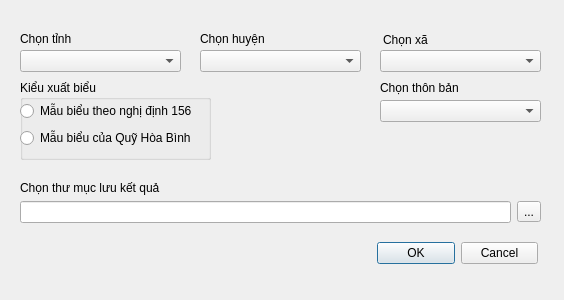
This is forms/Dlg_XuatBieuNhom1.ui in IFEERnD/Q5Pfes as Qt 5 draws it before an edit. The edited form follows.
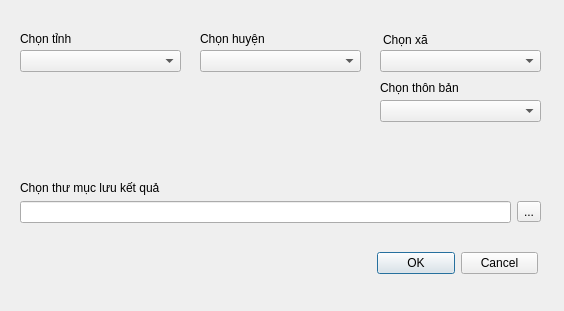
This is the edited form.

What changed in the file:
```diff
--- a/forms/Dlg_XuatBieuNhom1.ui
+++ b/forms/Dlg_XuatBieuNhom1.ui
@@ -7,7 +7,7 @@
     <x>0</x>
     <y>0</y>
     <width>564</width>
-    <height>300</height>
+    <height>311</height>
    </rect>
   </property>
   <property name="windowTitle">
@@ -121,7 +121,7 @@
    <property name="geometry">
     <rect>
      <x>377</x>
-     <y>240</y>
+     <y>250</y>
      <width>161</width>
      <height>26</height>
     </rect>
@@ -143,45 +143,6 @@
     </item>
    </layout>
   </widget>
-  <widget class="QGroupBox" name="groupBox">
-   <property name="geometry">
-    <rect>
-     <x>20</x>
-     <y>80</y>
-     <width>191</width>
-     <height>80</height>
-    </rect>
-   </property>
-   <property name="title">
-    <string>Kiểu xuất biểu</string>
-   </property>
-   <widget class="QWidget" name="verticalLayoutWidget">
-    <property name="geometry">
-     <rect>
-      <x>0</x>
-      <y>20</y>
-      <width>177</width>
-      <height>51</height>
-     </rect>
-    </property>
-    <layout class="QVBoxLayout" name="verticalLayout">
-     <item>
-      <widget class="QRadioButton" name="rBtn_156">
-       <property name="text">
-        <string>Mẫu biểu theo nghị định 156</string>
-       </property>
-      </widget>
-     </item>
-     <item>
-      <widget class="QRadioButton" name="rBtn_HB">
-       <property name="text">
-        <string>Mẫu biểu của Quỹ Hòa Bình</string>
-       </property>
-      </widget>
-     </item>
-    </layout>
-   </widget>
-  </widget>
   <widget class="QComboBox" name="combo_thonban">
    <property name="geometry">
     <rect>
```
